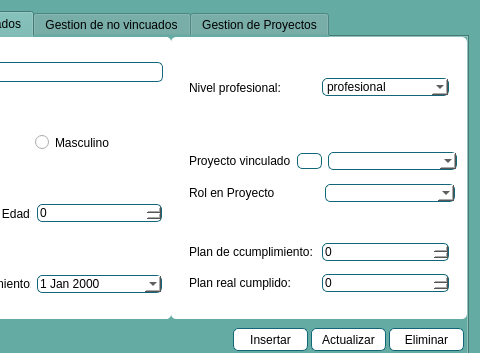
Old version of the form Sistema de nominas/Vista/UI/gestionar.ui in the repository Reynier2020/Sistema_nominas; both pictures show x 120 to 600 and y 0 to 353 of the 600 by 600 pixel window.
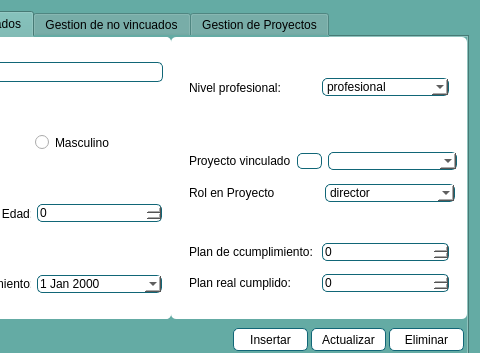
New version of the form. Icons and pictures are not drawn.

What changed in the file:
```diff
--- a/Sistema de nominas/Vista/UI/gestionar.ui
+++ b/Sistema de nominas/Vista/UI/gestionar.ui
@@ -405,11 +405,6 @@
                     <property name="styleSheet">
                      <string notr="true">background-color: rgb(255, 255, 255);</string>
                     </property>
-                    <item>
-                     <property name="text">
-                      <string/>
-                     </property>
-                    </item>
                     <item>
                      <property name="text">
                       <string>director</string>
```
Left out of the diff: 20 changed lines with no effect on the pictures.
